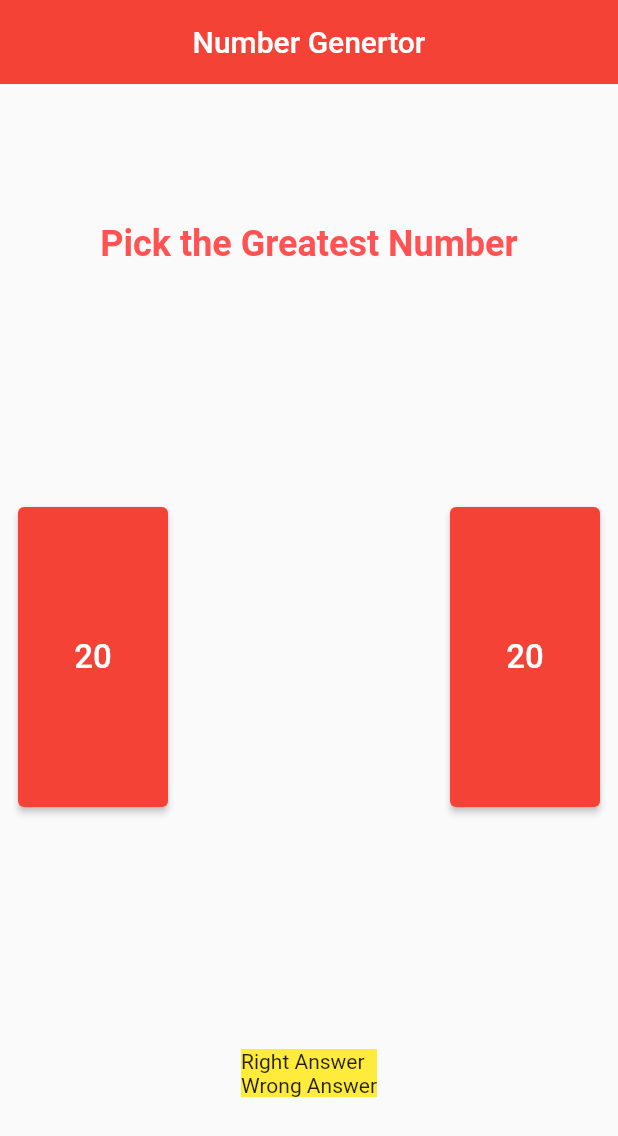
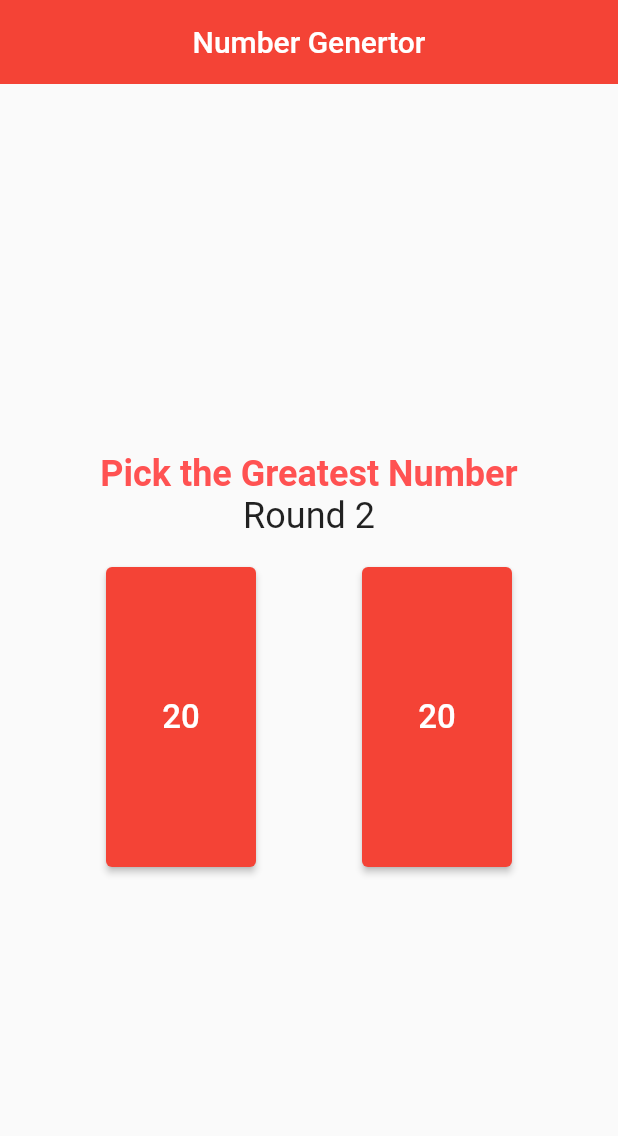
Before and after one commit to Inish-Bashyal/number_generator, a Flutter app: the screen it shows after launch, after a tap on "20", on a phone screen of 412 x 824 dp. Shown: the top 1136 px of the screen. Run offline on Flutter 3.47's test engine with Material 2 defaults, Android fonts, the phone set to English and light mode, and no system bars.

Commit message:
app completed

```diff
--- a/lib/model/number_generator.dart
+++ /dev/null
@@ -1,9 +0,0 @@
-import 'dart:math';
-
-class NumberGenerator {
-  int generate() {
-    var rn = Random();
-    int num = rn.nextInt(100);
-    return num;
-  }
-}
--- a/lib/view/dashboard_view.dart
+++ b/lib/view/dashboard_view.dart
@@ -1,5 +1,6 @@
+import 'dart:math';
+
 import 'package:flutter/material.dart';
-import 'package:number_generator/model/number_generator.dart';
 
 class DashBoardView extends StatefulWidget {
   const DashBoardView({super.key});
@@ -9,12 +10,59 @@ class DashBoardView extends StatefulWidget {
 }
 
 class _DashBoardViewState extends State<DashBoardView> {
-  NumberGenerator ng = NumberGenerator();
+  int num1 = 0;
+  int num2 = 0;
+  int round = 0;
+  bool displayScore = false;
+  int wrongScore = 0;
+  int rightScore = 0;
+  void newRound() {
+    setState(() {
+      num1 = Random().nextInt(100);
+      num2 = Random().nextInt(100);
 
-  int numGen() {
-    ng.generate();
-    int number = ng.generate();
-    return number;
+      if (num1 != num2) {
+        round++;
+        displayScore = false;
+      } else {
+        num1 = Random().nextInt(100);
+        num2 = Random().nextInt(100);
+        round++;
+        displayScore = false;
+      }
+    });
+  }
+
+  void selectNumber(int number) {
+    setState(() {
+      if (num1 > num2 && number == 1) {
+        rightScore++;
+      } else if (num2 > num1 && number == 2) {
+        rightScore++;
+      } else {
+        wrongScore++;
+      }
+      if (round == 10) {
+        displayScore = true;
+      } else {
+        newRound();
+      }
+    });
+  }
+
+  void reset() {
+    setState(() {
+      round = 0;
+      wrongScore = 0;
+      rightScore = 0;
+      newRound();
+    });
+  }
+
+  @override
+  void initState() {
+    super.initState();
+    newRound();
   }
 
   @override
@@ -29,13 +77,32 @@ class _DashBoardViewState extends State<DashBoardView> {
         centerTitle: true,
         elevation: 0,
       ),
-      body: SafeArea(
-        child: Padding(
-          padding: const EdgeInsets.all(
-            12,
+      body: Center(
+        child: displayScore
+            ? Column(
+                mainAxisAlignment: MainAxisAlignment.center,
+                children: [
+                  const Text(
+                    'Final Score:',
+                    style: TextStyle(fontSize: 24),
                   ),
-          child: Column(
-            mainAxisAlignment: MainAxisAlignment.spaceAround,
+                  Text(
+                    'Right Answer : $rightScore',
+                    style: const TextStyle(fontSize: 24),
+                  ),
+                  Text(
+                    'Wrong Answer : $wrongScore',
+                    style: const TextStyle(fontSize: 24),
+                  ),
+                  const SizedBox(height: 20),
+                  ElevatedButton(
+                    onPressed: reset,
+                    child: const Text('Play Again'),
+                  ),
+                ],
+              )
+            : Column(
+                mainAxisAlignment: MainAxisAlignment.center,
                 children: [
                   RichText(
                     text: const TextSpan(
@@ -47,35 +114,40 @@ class _DashBoardViewState extends State<DashBoardView> {
                       ),
                     ),
                   ),
+                  Text(
+                    'Round $round',
+                    style: const TextStyle(fontSize: 24),
+                  ),
+                  const SizedBox(height: 20),
                   Row(
-                children: [
+                    mainAxisAlignment: MainAxisAlignment.spaceEvenly,
+                    children: <Widget>[
                       SizedBox(
                         height: 200,
                         width: 100,
                         child: ElevatedButton(
-                      onPressed: () {},
+                          onPressed: () => selectNumber(1),
                           style: ElevatedButton.styleFrom(
                             backgroundColor: Colors.red,
                           ),
                           child: Text(
-                        numGen().toString(),
+                            '$num1',
                             style: const TextStyle(
                               fontSize: 22,
                             ),
                           ),
                         ),
                       ),
-                  const Spacer(),
                       SizedBox(
                         height: 200,
                         width: 100,
                         child: ElevatedButton(
-                      onPressed: () {},
+                          onPressed: () => selectNumber(2),
                           style: ElevatedButton.styleFrom(
                             backgroundColor: Colors.red,
                           ),
                           child: Text(
-                        numGen().toString(),
+                            '$num2',
                             style: const TextStyle(
                               fontSize: 22,
                             ),
@@ -84,20 +156,7 @@ class _DashBoardViewState extends State<DashBoardView> {
                       ),
                     ],
                   ),
-              Container(
-                color: Colors.yellow,
-                // child: const Text('Wrong Answer'),
-                child: Column(
-                  mainAxisAlignment: MainAxisAlignment.spaceBetween,
-                  crossAxisAlignment: CrossAxisAlignment.start,
-                  children: const [
-                    Text('Right Answer'),
-                    Text('Wrong Answer'),
                 ],
-                ),
-              ),
-            ],
-          ),
               ),
       ),
     );
```
Lines whose indentation alone changed are shown as unchanged.
